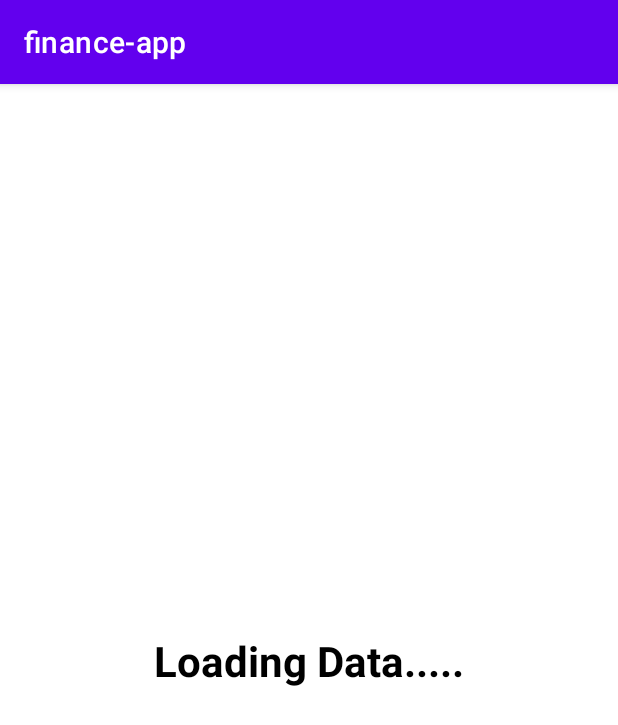
After one commit to Nisal-N-Narasinghe/finance_calculator, an Android app: the FetchingActivity screen opened directly, with no data from a screen before it, on a phone screen of 412 x 824 dp. The commit adds this screen. Shown: the top 725 px of the screen. Run offline under Robolectric (Android 15) with nearby library versions, the phone set to English and light mode, and no system bars; our stand-ins replace Firebase (no records; nobody signed in at launch, a user with empty details on screens opened directly).

Commit message:
:memo: Fetch all data and fetch data by id functions added

```diff
--- /dev/null
+++ b/app/src/main/java/com/example/finance_app/activities/FetchingActivity.kt
@@ -0,0 +1,83 @@
+package com.example.finance_app.activities
+
+import android.content.Intent
+import android.os.Bundle
+import android.view.View
+import android.widget.TextView
+import androidx.appcompat.app.AppCompatActivity
+import androidx.recyclerview.widget.LinearLayoutManager
+import androidx.recyclerview.widget.RecyclerView
+import com.example.finance_app.models.EmployeeModel
+import com.example.finance_app.R
+import com.example.finance_app.adapters.EmpAdapter
+import com.google.firebase.database.*
+
+class FetchingActivity : AppCompatActivity() {
+
+    private lateinit var empRecyclerView: RecyclerView
+    private lateinit var tvLoadingData: TextView
+    private lateinit var empList: ArrayList<EmployeeModel>
+    private lateinit var dbRef: DatabaseReference
+
+    override fun onCreate(savedInstanceState: Bundle?) {
+        super.onCreate(savedInstanceState)
+        setContentView(R.layout.activity_fetching)
+
+        empRecyclerView = findViewById(R.id.rvEmp)
+        empRecyclerView.layoutManager = LinearLayoutManager(this)
+        empRecyclerView.setHasFixedSize(true)
+        tvLoadingData = findViewById(R.id.tvLoadingData)
+
+        empList = arrayListOf<EmployeeModel>()
+
+        getEmployeesData()
+
+    }
+
+    private fun getEmployeesData() {
+
+        empRecyclerView.visibility = View.GONE
+        tvLoadingData.visibility = View.VISIBLE
+
+        dbRef = FirebaseDatabase.getInstance().getReference("Employees")
+
+        dbRef.addValueEventListener(object : ValueEventListener {
+            override fun onDataChange(snapshot: DataSnapshot) {
+                //avoid duplicates
+                empList.clear()
+
+                if (snapshot.exists()){
+                    for (empSnap in snapshot.children){
+                        val empData = empSnap.getValue(EmployeeModel::class.java)
+                        empList.add(empData!!)
+                    }
+                    val mAdapter = EmpAdapter(empList)
+                    empRecyclerView.adapter = mAdapter
+
+                    mAdapter.setOnItemClickListener(object : EmpAdapter.onItemClickListener{
+                        override fun onItemClick(position: Int) {
+
+                            val intent = Intent(this@FetchingActivity, EmployeeDetailsActivity::class.java)
+
+                            //put extras
+                            intent.putExtra("empId", empList[position].empId)
+                            intent.putExtra("empName", empList[position].empName)
+                            intent.putExtra("empAge", empList[position].empAge)
+                            intent.putExtra("empSalary", empList[position].empSalary)
+                            startActivity(intent)
+                        }
+
+                    })
+
+                    empRecyclerView.visibility = View.VISIBLE
+                    tvLoadingData.visibility = View.GONE
+                }
+            }
+
+            override fun onCancelled(error: DatabaseError) {
+                TODO("Not yet implemented")
+            }
+
+        })
+    }
+}
--- a/app/src/main/java/com/example/finance_app/activities/InsertionActivity.kt
+++ b/app/src/main/java/com/example/finance_app/activities/InsertionActivity.kt
@@ -5,7 +5,7 @@ import android.widget.Button
 import android.widget.EditText
 import android.widget.Toast
 import androidx.appcompat.app.AppCompatActivity
-import com.example.finance_app.Models.EmployeeModel
+import com.example.finance_app.models.EmployeeModel
 import com.example.finance_app.R
 import com.google.firebase.database.DatabaseReference
 import com.google.firebase.database.FirebaseDatabase
--- a/app/src/main/java/com/example/finance_app/activities/MainActivity.kt
+++ b/app/src/main/java/com/example/finance_app/activities/MainActivity.kt
@@ -27,10 +27,10 @@ class MainActivity : AppCompatActivity() {
             startActivity(intent)
         }
 
-      /*  btnFetchData.setOnClickListener {
+        btnFetchData.setOnClickListener {
             val intent = Intent(this, FetchingActivity::class.java)
             startActivity(intent)
-        } */
+        }
 
     }
 }
--- a/app/src/main/java/com/example/finance_app/Models/EmployeeModel.kt
+++ b/app/src/main/java/com/example/finance_app/models/EmployeeModel.kt
@@ -1,4 +1,4 @@
-package com.example.finance_app.Models
+package com.example.finance_app.models
 
 data class EmployeeModel(
     var empId: String? = null,
--- /dev/null
+++ b/app/src/main/res/layout/activity_fetching.xml
@@ -0,0 +1,37 @@
+<?xml version="1.0" encoding="utf-8"?>
+<androidx.constraintlayout.widget.ConstraintLayout xmlns:android="http://schemas.android.com/apk/res/android"
+    xmlns:app="http://schemas.android.com/apk/res-auto"
+    xmlns:tools="http://schemas.android.com/tools"
+    android:layout_width="match_parent"
+    android:layout_height="match_parent"
+    tools:context=".activities.FetchingActivity">
+
+    <androidx.recyclerview.widget.RecyclerView
+        android:id="@+id/rvEmp"
+        android:layout_width="match_parent"
+        android:layout_height="match_parent"
+        android:layout_marginStart="1dp"
+        android:layout_marginTop="1dp"
+        android:layout_marginEnd="1dp"
+        android:layout_marginBottom="1dp"
+        tools:listitem="@layout/emp_list_item"
+        app:layout_constraintBottom_toBottomOf="parent"
+        app:layout_constraintEnd_toEndOf="parent"
+        app:layout_constraintStart_toStartOf="parent"
+        app:layout_constraintTop_toTopOf="parent" />
+
+    <TextView
+        android:id="@+id/tvLoadingData"
+        android:layout_width="wrap_content"
+        android:layout_height="wrap_content"
+        android:text="Loading Data....."
+        android:textSize="28sp"
+        android:textColor="@color/black"
+        android:textStyle="bold"
+        android:visibility="gone"
+        app:layout_constraintBottom_toBottomOf="parent"
+        app:layout_constraintEnd_toEndOf="parent"
+        app:layout_constraintStart_toStartOf="parent"
+        app:layout_constraintTop_toTopOf="parent" />
+
+</androidx.constraintlayout.widget.ConstraintLayout>
--- a/app/src/main/res/values/colors.xml
+++ b/app/src/main/res/values/colors.xml
@@ -10,5 +10,6 @@
 
 
     <color name="yellow">#FFC801</color>
+    <color name="divider_grey">#E9E9E9</color>
 
 </resources>
```
Also changed, not shown: app/src/main/AndroidManifest.xml (+10 -0 lines), app/src/main/java/com/example/finance_app/activities/EmployeeDetailsActivity.kt (added, +45 -0 lines), app/src/main/java/com/example/finance_app/adapters/EmpAdapter.kt (added, +50 -0 lines), app/src/main/res/layout/activity_employee_details.xml (added, +252 -0 lines).
